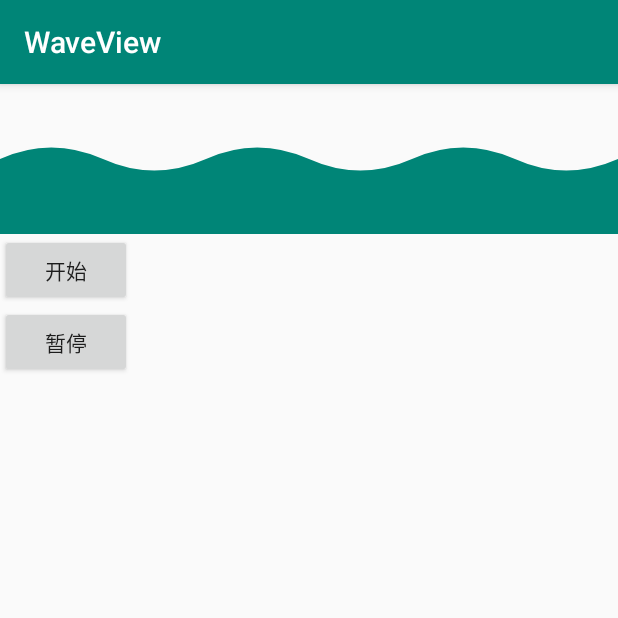
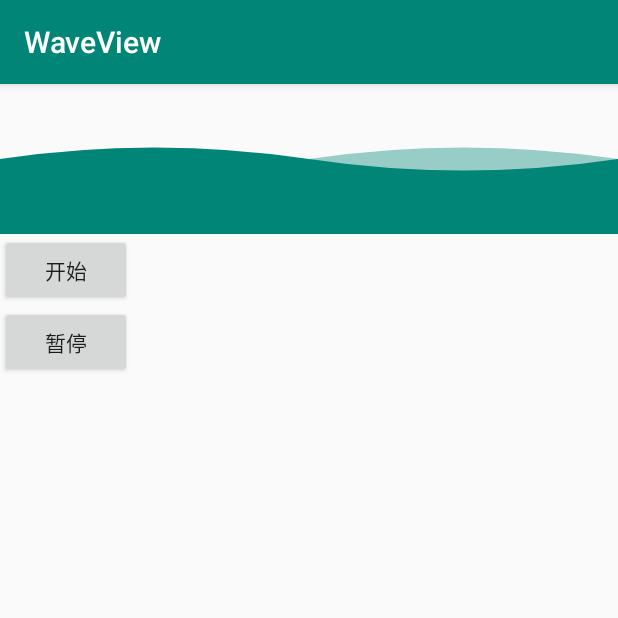
Before and after one commit to Golabe/WaveView, an Android app: the screen it shows after launch (MainActivity), on a phone screen of 412 x 824 dp, the top half of it. Run offline under Robolectric (Android 15) with nearby library versions, the phone set to English and light mode, and no system bars.

Commit message:
增加一层波浪

```diff
--- a/app/src/main/res/layout/activity_main.xml
+++ b/app/src/main/res/layout/activity_main.xml
@@ -1,29 +1,34 @@
 <?xml version="1.0" encoding="utf-8"?>
 <LinearLayout xmlns:android="http://schemas.android.com/apk/res/android"
-    android:orientation="vertical"
     xmlns:app="http://schemas.android.com/apk/res-auto"
     xmlns:tools="http://schemas.android.com/tools"
     android:layout_width="match_parent"
     android:layout_height="match_parent"
+    android:orientation="vertical"
     tools:context=".MainActivity">
 
     <com.github.golabe.waveview.library.WaveView
+        android:id="@+id/waveView"
         android:layout_width="match_parent"
         android:layout_height="wrap_content"
-        android:id="@+id/waveView"
-        app:wave_count="3"
-        app:wave_color="@color/colorPrimary"
-        app:duration="500"
+        app:duration="1000"
+        app:wave_after_alpha="100"
+        app:wave_after_color="@color/colorPrimary"
+        app:wave_before_color="@color/colorPrimary"
+        app:wave_count="1"
         app:wave_height="10dp" />
 
+
+
     <Button
-        android:text="开始"
         android:id="@+id/btn_start"
         android:layout_width="wrap_content"
-        android:layout_height="wrap_content" />
+        android:layout_height="wrap_content"
+        android:text="开始" />
+
     <Button
         android:id="@+id/btn_stop"
-        android:text="暂停"
         android:layout_width="wrap_content"
-        android:layout_height="wrap_content" />
+        android:layout_height="wrap_content"
+        android:text="暂停" />
 </LinearLayout>
--- a/library/src/main/java/com/github/golabe/waveview/library/WaveView.java
+++ b/library/src/main/java/com/github/golabe/waveview/library/WaveView.java
@@ -19,7 +19,7 @@ public class WaveView extends View {
     private static final int DEFAULT_DURATION = 1000;
     private static final float DEFAULT_SELF_HEIGHT = 50;
     private float waveHeight;
-    private int waveColor;
+    private int waveBeforeColor;
     private int waveCount;
     private Paint paint;
     private Path path;
@@ -30,6 +30,10 @@ public class WaveView extends View {
     private int duration;
     private float selfHeight;
     private ValueAnimator animator;
+    private Paint paint1;
+    private Path path1;
+    private int waveAfterColor;
+    private int waveAfterAlpha;
 
     public WaveView(Context context) {
         this(context, null);
@@ -47,9 +51,15 @@ public class WaveView extends View {
 
     private void init() {
         paint = new Paint(Paint.ANTI_ALIAS_FLAG);
-        paint.setColor(waveColor);
+        paint.setColor(waveBeforeColor);
         paint.setStyle(Paint.Style.FILL);
         path = new Path();
+
+        paint1 = new Paint(Paint.ANTI_ALIAS_FLAG);
+        paint1.setColor(waveAfterColor);
+        paint1.setStyle(Paint.Style.FILL);
+        paint1.setAlpha(waveAfterAlpha);
+        path1 = new Path();
     }
 
     private void attrs(AttributeSet attrs) {
@@ -57,9 +67,11 @@ public class WaveView extends View {
         if (attrs != null) {
             TypedArray a = getContext().obtainStyledAttributes(attrs, R.styleable.WaveView);
             waveHeight = dp2px(a.getDimension(R.styleable.WaveView_wave_height, DEFAULT_WAVE_HEIGHT));
-            waveColor = a.getColor(R.styleable.WaveView_wave_color, Color.parseColor("#40b450"));
+            waveBeforeColor = a.getColor(R.styleable.WaveView_wave_before_color, Color.parseColor("#40b450"));
+            waveAfterColor = a.getColor(R.styleable.WaveView_wave_after_color, Color.parseColor("#40b450"));
             waveCount = a.getInt(R.styleable.WaveView_wave_count, DEFAULT_WAVE_COUNT);
             duration = a.getInt(R.styleable.WaveView_duration, DEFAULT_DURATION);
+            waveAfterAlpha = a.getInt(R.styleable.WaveView_wave_after_alpha, 125);
             selfHeight = dp2px(a.getDimension(R.styleable.WaveView_height, DEFAULT_SELF_HEIGHT));
             a.recycle();
         }
@@ -97,10 +109,24 @@ public class WaveView extends View {
         super.onDraw(canvas);
         path.reset();
         path.moveTo(-waveLength + dx, selfHeight);
+
+        path1.reset();
+        path1.moveTo(-waveLength*1.5F+dx,selfHeight);
         for (int i = -waveLength; i < width + waveLength; i += waveLength) {
             path.rQuadTo(haftWaveLength / 2, -waveHeight, haftWaveLength, 0);
             path.rQuadTo(haftWaveLength / 2, waveHeight, haftWaveLength, 0);
+
         }
+        for (int i = (int) (-waveLength*1.5F); i < width+waveLength*1.5F; i+=waveLength) {
+            path1.rQuadTo(haftWaveLength / 2, -waveHeight, haftWaveLength, 0);
+            path1.rQuadTo(haftWaveLength / 2, waveHeight, haftWaveLength, 0);
+        }
+
+        path1.lineTo(width, height);
+        path1.lineTo(0, height);
+        path1.close();
+        canvas.drawPath(path1,paint1);
+
         path.lineTo(width, height);
         path.lineTo(0, height);
         path.close();
@@ -151,16 +177,16 @@ public class WaveView extends View {
     }
 
     public void setWaveHeight(float waveHeight) {
-        this.waveHeight = waveHeight;
+        this.waveHeight = dp2px(waveHeight);
         invalidate();
     }
 
-    public int getWaveColor() {
-        return waveColor;
+    public int getWaveBeforeColor() {
+        return waveBeforeColor;
     }
 
-    public void setWaveColor(int waveColor) {
-        this.waveColor = waveColor;
+    public void setWaveBeforeColor(int waveBeforeColor) {
+        this.waveBeforeColor = waveBeforeColor;
         invalidate();
     }
 
@@ -181,4 +207,22 @@ public class WaveView extends View {
         this.duration = duration;
         invalidate();
     }
+
+    public int getWaveAfterColor() {
+        return waveAfterColor;
+    }
+
+    public void setWaveAfterColor(int waveAfterColor) {
+        this.waveAfterColor = waveAfterColor;
+        invalidate();
+    }
+
+    public int getWaveAfterAlpha() {
+        return waveAfterAlpha;
+    }
+
+    public void setWaveAfterAlpha(int waveAfterAlpha) {
+        this.waveAfterAlpha = waveAfterAlpha;
+        invalidate();
+    }
 }
```
Also changed, not shown: library/src/main/res/values/attrs.xml (+12 -2 lines).
